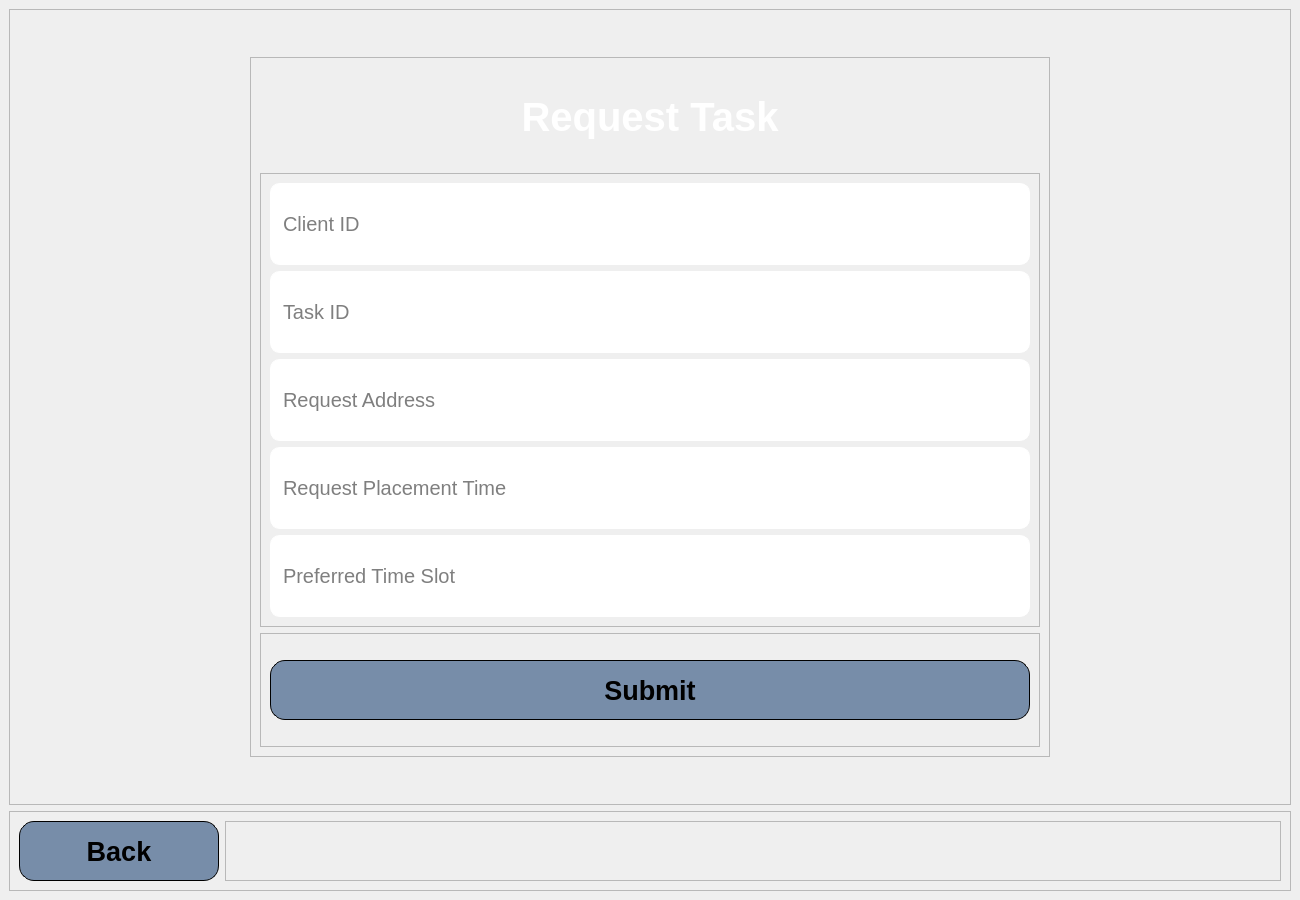
Before: the Qt Designer form Forms/requesttask.ui in esraa-emary/Task-Worker-Matching, drawn with Qt 5.
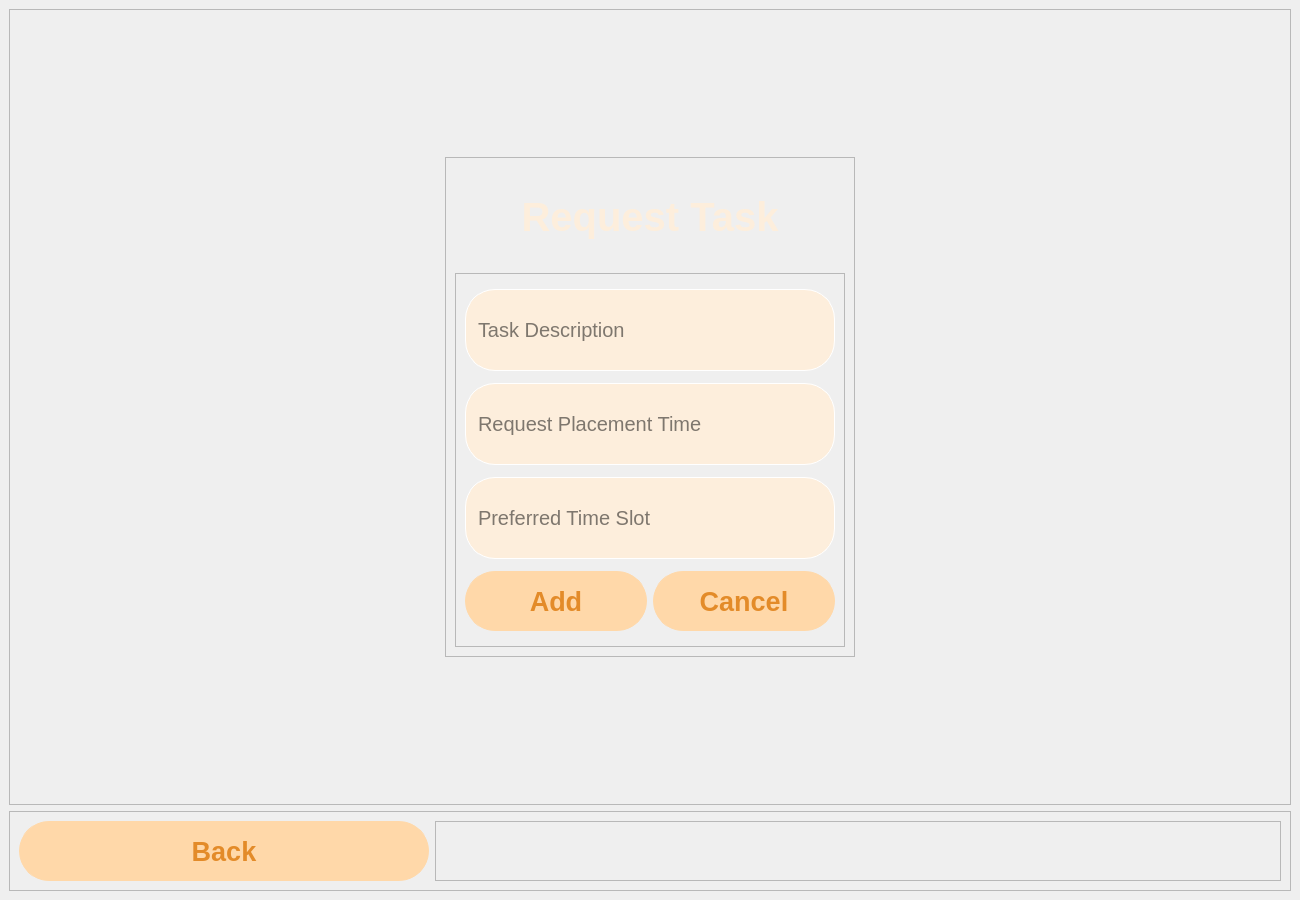
After: the same form once the commit is applied.

The edit to the form file:
```diff
--- a/Forms/requesttask.ui
+++ b/Forms/requesttask.ui
@@ -14,17 +14,7 @@
    <string>MainWindow</string>
   </property>
   <property name="styleSheet">
-   <string notr="true">QMainWindow{
-	color: #000;
-	background: qlineargradient(x1:0, y1:0, x2:0, y2:1, 
-	stop:0 #778da9, 
-	stop:0.3 #3076E3,
-	stop:0.7 #3076E3,
-	stop:1 #778da9
-	);
-}
-
-</string>
+   <string notr="true"/>
   </property>
   <widget class="QWidget" name="centralwidget">
    <layout class="QGridLayout" name="gridLayout">
@@ -41,8 +31,8 @@
         <widget class="QFrame" name="frame">
          <property name="maximumSize">
           <size>
-           <width>800</width>
-           <height>700</height>
+           <width>410</width>
+           <height>500</height>
           </size>
          </property>
          <property name="frameShape">
@@ -52,92 +42,6 @@
           <enum>QFrame::Shadow::Raised</enum>
          </property>
          <layout class="QGridLayout" name="gridLayout_2">
-          <item row="1" column="0" colspan="2">
-           <widget class="QFrame" name="frame_2">
-            <property name="styleSheet">
-             <string notr="true">QLineEdit{
-	height: 80px;
-	border-radius: 10px;
-	border: 1px solid #fff;
-	padding-left:10px;
-}</string>
-            </property>
-            <property name="frameShape">
-             <enum>QFrame::Shape::StyledPanel</enum>
-            </property>
-            <property name="frameShadow">
-             <enum>QFrame::Shadow::Raised</enum>
-            </property>
-            <layout class="QGridLayout" name="gridLayout_3">
-             <property name="topMargin">
-              <number>9</number>
-             </property>
-             <item row="3" column="0">
-              <widget class="QLineEdit" name="requestPlacementTime">
-               <property name="font">
-                <font>
-                 <pointsize>15</pointsize>
-                </font>
-               </property>
-               <property name="placeholderText">
-                <string>Request Placement Time</string>
-               </property>
-              </widget>
-             </item>
-             <item row="4" column="0">
-              <widget class="QLineEdit" name="preferredTimeSlot">
-               <property name="font">
-                <font>
-                 <pointsize>15</pointsize>
-                </font>
-               </property>
-               <property name="text">
-                <string/>
-               </property>
-               <property name="placeholderText">
-                <string>Preferred Time Slot</string>
-               </property>
-              </widget>
-             </item>
-             <item row="2" column="0">
-              <widget class="QLineEdit" name="requestAddress">
-               <property name="font">
-                <font>
-                 <pointsize>15</pointsize>
-                </font>
-               </property>
-               <property name="placeholderText">
-                <string>Request Address</string>
-               </property>
-              </widget>
-             </item>
-             <item row="0" column="0">
-              <widget class="QLineEdit" name="clientId">
-               <property name="font">
-                <font>
-                 <pointsize>15</pointsize>
-                </font>
-               </property>
-               <property name="placeholderText">
-                <string>Client ID</string>
-               </property>
-              </widget>
-             </item>
-             <item row="1" column="0">
-              <widget class="QLineEdit" name="taskId">
-               <property name="font">
-                <font>
-                 <pointsize>15</pointsize>
-                </font>
-               </property>
-               <property name="placeholderText">
-                <string>Task ID</string>
-               </property>
-              </widget>
-             </item>
-            </layout>
-           </widget>
-          </item>
           <item row="0" column="0" colspan="2">
            <widget class="QLabel" name="request">
             <property name="maximumSize">
@@ -153,7 +57,7 @@
              </font>
             </property>
             <property name="styleSheet">
-             <string notr="true">color: #fff;</string>
+             <string notr="true">color: #FDEEDC;</string>
             </property>
             <property name="text">
              <string>Request Task</string>
@@ -163,16 +67,25 @@
             </property>
            </widget>
           </item>
-          <item row="2" column="0" colspan="2">
-           <widget class="QFrame" name="frame_3">
+          <item row="1" column="0" colspan="2">
+           <widget class="QFrame" name="frame_2">
             <property name="styleSheet">
-             <string notr="true">QPushButton{
-	border: 1px solid #000;
-width: 80%;
+             <string notr="true">QLineEdit{
+	height: 80px;
+	border-radius: 10px;
+	border: 1px solid #fff;
+	padding-left:10px;
+	background-color: #FDEEDC;
+
+border-radius: 30px;
+}
+
+QPushButton{
+	border: 1px solid #FFD8A9;
     height: 20px;
-    background-color: #778da9;
-border-radius: 15px;
-
+    background-color: #FFD8A9;
+border-radius: 30px;
+color:#E38B29;
 }
 
 QPushButton:hover{
@@ -187,8 +100,57 @@
             <property name="frameShadow">
              <enum>QFrame::Shadow::Raised</enum>
             </property>
-            <layout class="QGridLayout" name="gridLayout_4">
-             <item row="0" column="0">
+            <layout class="QGridLayout" name="gridLayout_3">
+             <property name="topMargin">
+              <number>9</number>
+             </property>
+             <item row="3" column="1">
+              <widget class="QPushButton" name="pushButton">
+               <property name="maximumSize">
+                <size>
+                 <width>16777215</width>
+                 <height>60</height>
+                </size>
+               </property>
+               <property name="font">
+                <font>
+                 <pointsize>20</pointsize>
+                 <bold>true</bold>
+                </font>
+               </property>
+               <property name="cursor">
+                <cursorShape>PointingHandCursor</cursorShape>
+               </property>
+               <property name="text">
+                <string>Cancel</string>
+               </property>
+              </widget>
+             </item>
+             <item row="0" column="0" colspan="2">
+              <widget class="QLineEdit" name="taskId">
+               <property name="font">
+                <font>
+                 <pointsize>15</pointsize>
+                </font>
+               </property>
+               <property name="placeholderText">
+                <string>Task Description</string>
+               </property>
+              </widget>
+             </item>
+             <item row="1" column="0" colspan="2">
+              <widget class="QLineEdit" name="requestPlacementTime">
+               <property name="font">
+                <font>
+                 <pointsize>15</pointsize>
+                </font>
+               </property>
+               <property name="placeholderText">
+                <string>Request Placement Time</string>
+               </property>
+              </widget>
+             </item>
+             <item row="3" column="0">
               <widget class="QPushButton" name="submit">
                <property name="maximumSize">
                 <size>
@@ -203,7 +165,22 @@
                 </font>
                </property>
                <property name="text">
-                <string>Submit</string>
+                <string>Add</string>
+               </property>
+              </widget>
+             </item>
+             <item row="2" column="0" colspan="2">
+              <widget class="QLineEdit" name="preferredTimeSlot">
+               <property name="font">
+                <font>
+                 <pointsize>15</pointsize>
+                </font>
+               </property>
+               <property name="text">
+                <string/>
+               </property>
+               <property name="placeholderText">
+                <string>Preferred Time Slot</string>
                </property>
               </widget>
              </item>
@@ -226,12 +203,11 @@
       </property>
       <property name="styleSheet">
        <string notr="true">QPushButton{
-	border: 1px solid #000;
-width: 80%;
+	border: 1px solid #FFD8A9;
     height: 20px;
-    background-color: #778da9;
-border-radius: 15px;
-
+    background-color: #FFD8A9;
+border-radius: 30px;
+color:#E38B29;
 }
 
 QPushButton:hover{
@@ -254,8 +230,8 @@
         <widget class="QPushButton" name="back">
          <property name="maximumSize">
           <size>
-           <width>200</width>
-           <height>70</height>
+           <width>410</width>
+           <height>75</height>
           </size>
          </property>
          <property name="font">
```
Left out of the diff: 13 changed lines with no effect on the pictures.
